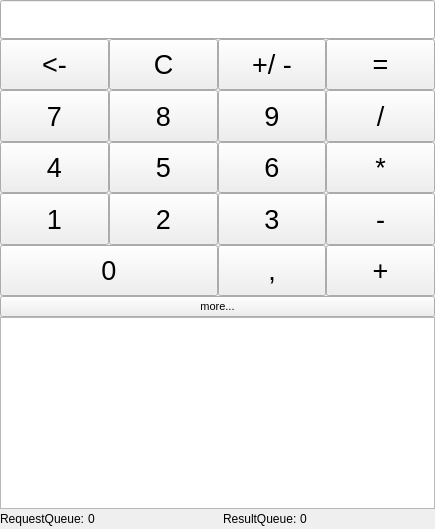
Before: the Qt Designer form stc/CalculatorForm.ui in semenovf/interview, drawn with Qt 5.
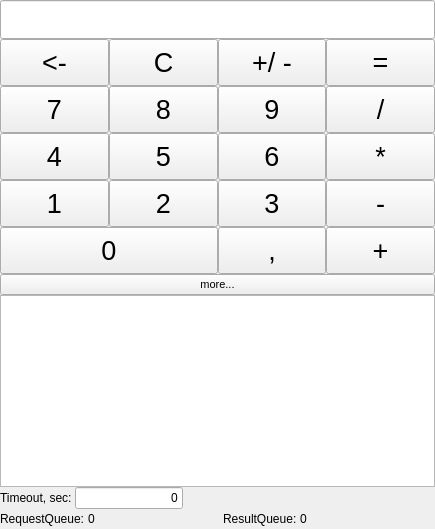
After: the same form once the commit is applied. Custom widgets are drawn as their Qt base class.

Patch:
```diff
--- a/stc/CalculatorForm.ui
+++ b/stc/CalculatorForm.ui
@@ -30,88 +30,23 @@
     <number>0</number>
    </property>
    <item>
-    <layout class="QGridLayout" name="gridLayout">
+    <widget class="QWidget" name="mainArea" native="true">
+     <layout class="QGridLayout" name="gridLayout_2">
+      <property name="leftMargin">
+       <number>0</number>
+      </property>
+      <property name="topMargin">
+       <number>0</number>
+      </property>
+      <property name="rightMargin">
+       <number>0</number>
+      </property>
+      <property name="bottomMargin">
+       <number>0</number>
+      </property>
      <property name="spacing">
       <number>0</number>
      </property>
-     <item row="1" column="1">
-      <widget class="QPushButton" name="buttonClear">
-       <property name="sizePolicy">
-        <sizepolicy hsizetype="Expanding" vsizetype="Expanding">
-         <horstretch>0</horstretch>
-         <verstretch>0</verstretch>
-        </sizepolicy>
-       </property>
-       <property name="font">
-        <font>
-         <pointsize>20</pointsize>
-        </font>
-       </property>
-       <property name="text">
-        <string>C</string>
-       </property>
-      </widget>
-     </item>
-     <item row="3" column="3">
-      <widget class="QPushButton" name="buttonMul">
-       <property name="sizePolicy">
-        <sizepolicy hsizetype="Expanding" vsizetype="Expanding">
-         <horstretch>0</horstretch>
-         <verstretch>0</verstretch>
-        </sizepolicy>
-       </property>
-       <property name="font">
-        <font>
-         <pointsize>20</pointsize>
-        </font>
-       </property>
-       <property name="text">
-        <string>*</string>
-       </property>
-      </widget>
-     </item>
-     <item row="0" column="0" colspan="4">
-      <widget class="QLineEdit" name="lineEdit">
-       <property name="sizePolicy">
-        <sizepolicy hsizetype="Expanding" vsizetype="Preferred">
-         <horstretch>0</horstretch>
-         <verstretch>0</verstretch>
-        </sizepolicy>
-       </property>
-       <property name="font">
-        <font>
-         <pointsize>20</pointsize>
-        </font>
-       </property>
-       <property name="text">
-        <string/>
-       </property>
-       <property name="alignment">
-        <set>Qt::AlignRight|Qt::AlignTrailing|Qt::AlignVCenter</set>
-       </property>
-       <property name="readOnly">
-        <bool>true</bool>
-       </property>
-      </widget>
-     </item>
-     <item row="1" column="0">
-      <widget class="QPushButton" name="buttonBackspace">
-       <property name="sizePolicy">
-        <sizepolicy hsizetype="Expanding" vsizetype="Expanding">
-         <horstretch>0</horstretch>
-         <verstretch>0</verstretch>
-        </sizepolicy>
-       </property>
-       <property name="font">
-        <font>
-         <pointsize>20</pointsize>
-        </font>
-       </property>
-       <property name="text">
-        <string>&lt;-</string>
-       </property>
-      </widget>
-     </item>
      <item row="2" column="3">
       <widget class="QPushButton" name="buttonDiv">
        <property name="sizePolicy">
@@ -130,8 +65,8 @@
        </property>
       </widget>
      </item>
-     <item row="3" column="0">
-      <widget class="QPushButton" name="button4">
+      <item row="4" column="3">
+       <widget class="QPushButton" name="buttonMinus">
        <property name="sizePolicy">
         <sizepolicy hsizetype="Expanding" vsizetype="Expanding">
          <horstretch>0</horstretch>
@@ -144,7 +79,25 @@
         </font>
        </property>
        <property name="text">
-        <string>4</string>
+         <string>-</string>
+        </property>
+       </widget>
+      </item>
+      <item row="4" column="0">
+       <widget class="QPushButton" name="button1">
+        <property name="sizePolicy">
+         <sizepolicy hsizetype="Expanding" vsizetype="Expanding">
+          <horstretch>0</horstretch>
+          <verstretch>0</verstretch>
+         </sizepolicy>
+        </property>
+        <property name="font">
+         <font>
+          <pointsize>20</pointsize>
+         </font>
+        </property>
+        <property name="text">
+         <string>1</string>
        </property>
       </widget>
      </item>
@@ -166,6 +119,24 @@
        </property>
       </widget>
      </item>
+      <item row="1" column="2">
+       <widget class="QPushButton" name="buttonSign">
+        <property name="sizePolicy">
+         <sizepolicy hsizetype="Expanding" vsizetype="Expanding">
+          <horstretch>0</horstretch>
+          <verstretch>0</verstretch>
+         </sizepolicy>
+        </property>
+        <property name="font">
+         <font>
+          <pointsize>20</pointsize>
+         </font>
+        </property>
+        <property name="text">
+         <string>+/ -</string>
+        </property>
+       </widget>
+      </item>
      <item row="2" column="1">
       <widget class="QPushButton" name="button8">
        <property name="sizePolicy">
@@ -184,6 +155,78 @@
        </property>
       </widget>
      </item>
+      <item row="1" column="0">
+       <widget class="QPushButton" name="buttonBackspace">
+        <property name="sizePolicy">
+         <sizepolicy hsizetype="Expanding" vsizetype="Expanding">
+          <horstretch>0</horstretch>
+          <verstretch>0</verstretch>
+         </sizepolicy>
+        </property>
+        <property name="font">
+         <font>
+          <pointsize>20</pointsize>
+         </font>
+        </property>
+        <property name="text">
+         <string>&lt;-</string>
+        </property>
+       </widget>
+      </item>
+      <item row="1" column="3">
+       <widget class="QPushButton" name="buttonEval">
+        <property name="sizePolicy">
+         <sizepolicy hsizetype="Expanding" vsizetype="Expanding">
+          <horstretch>0</horstretch>
+          <verstretch>0</verstretch>
+         </sizepolicy>
+        </property>
+        <property name="font">
+         <font>
+          <pointsize>20</pointsize>
+         </font>
+        </property>
+        <property name="text">
+         <string>=</string>
+        </property>
+       </widget>
+      </item>
+      <item row="1" column="1">
+       <widget class="QPushButton" name="buttonClear">
+        <property name="sizePolicy">
+         <sizepolicy hsizetype="Expanding" vsizetype="Expanding">
+          <horstretch>0</horstretch>
+          <verstretch>0</verstretch>
+         </sizepolicy>
+        </property>
+        <property name="font">
+         <font>
+          <pointsize>20</pointsize>
+         </font>
+        </property>
+        <property name="text">
+         <string>C</string>
+        </property>
+       </widget>
+      </item>
+      <item row="4" column="2">
+       <widget class="QPushButton" name="button3">
+        <property name="sizePolicy">
+         <sizepolicy hsizetype="Expanding" vsizetype="Expanding">
+          <horstretch>0</horstretch>
+          <verstretch>0</verstretch>
+         </sizepolicy>
+        </property>
+        <property name="font">
+         <font>
+          <pointsize>20</pointsize>
+         </font>
+        </property>
+        <property name="text">
+         <string>3</string>
+        </property>
+       </widget>
+      </item>
      <item row="3" column="1">
       <widget class="QPushButton" name="button5">
        <property name="sizePolicy">
@@ -202,24 +245,6 @@
        </property>
       </widget>
      </item>
-     <item row="2" column="2">
-      <widget class="QPushButton" name="button9">
-       <property name="sizePolicy">
-        <sizepolicy hsizetype="Expanding" vsizetype="Expanding">
-         <horstretch>0</horstretch>
-         <verstretch>0</verstretch>
-        </sizepolicy>
-       </property>
-       <property name="font">
-        <font>
-         <pointsize>20</pointsize>
-        </font>
-       </property>
-       <property name="text">
-        <string>9</string>
-       </property>
-      </widget>
-     </item>
      <item row="3" column="2">
       <widget class="QPushButton" name="button6">
        <property name="sizePolicy">
@@ -238,8 +263,8 @@
        </property>
       </widget>
      </item>
-     <item row="4" column="2">
-      <widget class="QPushButton" name="button3">
+      <item row="3" column="0">
+       <widget class="QPushButton" name="button4">
        <property name="sizePolicy">
         <sizepolicy hsizetype="Expanding" vsizetype="Expanding">
          <horstretch>0</horstretch>
@@ -252,12 +277,12 @@
         </font>
        </property>
        <property name="text">
-        <string>3</string>
+         <string>4</string>
        </property>
       </widget>
      </item>
-     <item row="4" column="0">
-      <widget class="QPushButton" name="button1">
+      <item row="2" column="2">
+       <widget class="QPushButton" name="button9">
        <property name="sizePolicy">
         <sizepolicy hsizetype="Expanding" vsizetype="Expanding">
          <horstretch>0</horstretch>
@@ -270,7 +295,25 @@
         </font>
        </property>
        <property name="text">
-        <string>1</string>
+         <string>9</string>
+        </property>
+       </widget>
+      </item>
+      <item row="3" column="3">
+       <widget class="QPushButton" name="buttonMul">
+        <property name="sizePolicy">
+         <sizepolicy hsizetype="Expanding" vsizetype="Expanding">
+          <horstretch>0</horstretch>
+          <verstretch>0</verstretch>
+         </sizepolicy>
+        </property>
+        <property name="font">
+         <font>
+          <pointsize>20</pointsize>
+         </font>
+        </property>
+        <property name="text">
+         <string>*</string>
        </property>
       </widget>
      </item>
@@ -292,7 +335,106 @@
        </property>
       </widget>
      </item>
-     <item row="8" column="0" colspan="4">
+      <item row="5" column="2">
+       <widget class="QPushButton" name="buttonDecPoint">
+        <property name="sizePolicy">
+         <sizepolicy hsizetype="Expanding" vsizetype="Expanding">
+          <horstretch>0</horstretch>
+          <verstretch>0</verstretch>
+         </sizepolicy>
+        </property>
+        <property name="font">
+         <font>
+          <pointsize>20</pointsize>
+         </font>
+        </property>
+        <property name="text">
+         <string>,</string>
+        </property>
+       </widget>
+      </item>
+      <item row="5" column="0" colspan="2">
+       <widget class="QPushButton" name="button0">
+        <property name="sizePolicy">
+         <sizepolicy hsizetype="Expanding" vsizetype="Expanding">
+          <horstretch>0</horstretch>
+          <verstretch>0</verstretch>
+         </sizepolicy>
+        </property>
+        <property name="font">
+         <font>
+          <pointsize>20</pointsize>
+         </font>
+        </property>
+        <property name="text">
+         <string>0</string>
+        </property>
+       </widget>
+      </item>
+      <item row="5" column="3">
+       <widget class="QPushButton" name="buttonPlus">
+        <property name="sizePolicy">
+         <sizepolicy hsizetype="Expanding" vsizetype="Expanding">
+          <horstretch>0</horstretch>
+          <verstretch>0</verstretch>
+         </sizepolicy>
+        </property>
+        <property name="font">
+         <font>
+          <pointsize>20</pointsize>
+         </font>
+        </property>
+        <property name="text">
+         <string>+</string>
+        </property>
+       </widget>
+      </item>
+      <item row="6" column="0" colspan="4">
+       <widget class="QPushButton" name="buttonMore">
+        <property name="sizePolicy">
+         <sizepolicy hsizetype="Minimum" vsizetype="Minimum">
+          <horstretch>0</horstretch>
+          <verstretch>0</verstretch>
+         </sizepolicy>
+        </property>
+        <property name="font">
+         <font>
+          <pointsize>8</pointsize>
+         </font>
+        </property>
+        <property name="text">
+         <string>more...</string>
+        </property>
+       </widget>
+      </item>
+      <item row="0" column="0" colspan="4">
+       <widget class="QLineEdit" name="lineEdit">
+        <property name="sizePolicy">
+         <sizepolicy hsizetype="Expanding" vsizetype="Preferred">
+          <horstretch>0</horstretch>
+          <verstretch>0</verstretch>
+         </sizepolicy>
+        </property>
+        <property name="font">
+         <font>
+          <pointsize>20</pointsize>
+         </font>
+        </property>
+        <property name="text">
+         <string/>
+        </property>
+        <property name="alignment">
+         <set>Qt::AlignRight|Qt::AlignTrailing|Qt::AlignVCenter</set>
+        </property>
+        <property name="readOnly">
+         <bool>true</bool>
+        </property>
+       </widget>
+      </item>
+     </layout>
+    </widget>
+   </item>
+   <item>
       <widget class="QWidget" name="extraArea" native="true">
        <property name="sizePolicy">
         <sizepolicy hsizetype="Preferred" vsizetype="Fixed">
@@ -337,6 +479,49 @@
           </property>
          </widget>
         </item>
+      <item>
+       <layout class="QHBoxLayout" name="horizontalLayout_2">
+        <item>
+         <widget class="QLabel" name="timeoutLabel">
+          <property name="text">
+           <string>Timeout, sec: </string>
+          </property>
+         </widget>
+        </item>
+        <item>
+         <widget class="QLineEdit" name="timeoutEdit">
+          <property name="sizePolicy">
+           <sizepolicy hsizetype="Preferred" vsizetype="Fixed">
+            <horstretch>0</horstretch>
+            <verstretch>0</verstretch>
+           </sizepolicy>
+          </property>
+          <property name="inputMask">
+           <string/>
+          </property>
+          <property name="text">
+           <string>0</string>
+          </property>
+          <property name="alignment">
+           <set>Qt::AlignRight|Qt::AlignTrailing|Qt::AlignVCenter</set>
+          </property>
+         </widget>
+        </item>
+        <item>
+         <spacer name="horizontalSpacer_3">
+          <property name="orientation">
+           <enum>Qt::Horizontal</enum>
+          </property>
+          <property name="sizeHint" stdset="0">
+           <size>
+            <width>40</width>
+            <height>20</height>
+           </size>
+          </property>
+         </spacer>
+        </item>
+       </layout>
+      </item>
         <item>
          <layout class="QHBoxLayout" name="horizontalLayout">
           <item>
@@ -398,134 +583,6 @@
        </layout>
       </widget>
      </item>
-     <item row="7" column="0" colspan="4">
-      <widget class="QPushButton" name="buttonMore">
-       <property name="sizePolicy">
-        <sizepolicy hsizetype="Minimum" vsizetype="Minimum">
-         <horstretch>0</horstretch>
-         <verstretch>0</verstretch>
-        </sizepolicy>
-       </property>
-       <property name="font">
-        <font>
-         <pointsize>8</pointsize>
-        </font>
-       </property>
-       <property name="text">
-        <string>more...</string>
-       </property>
-      </widget>
-     </item>
-     <item row="4" column="3">
-      <widget class="QPushButton" name="buttonMinus">
-       <property name="sizePolicy">
-        <sizepolicy hsizetype="Expanding" vsizetype="Expanding">
-         <horstretch>0</horstretch>
-         <verstretch>0</verstretch>
-        </sizepolicy>
-       </property>
-       <property name="font">
-        <font>
-         <pointsize>20</pointsize>
-        </font>
-       </property>
-       <property name="text">
-        <string>-</string>
-       </property>
-      </widget>
-     </item>
-     <item row="5" column="3">
-      <widget class="QPushButton" name="buttonPlus">
-       <property name="sizePolicy">
-        <sizepolicy hsizetype="Expanding" vsizetype="Expanding">
-         <horstretch>0</horstretch>
-         <verstretch>0</verstretch>
-        </sizepolicy>
-       </property>
-       <property name="font">
-        <font>
-         <pointsize>20</pointsize>
-        </font>
-       </property>
-       <property name="text">
-        <string>+</string>
-       </property>
-      </widget>
-     </item>
-     <item row="5" column="0" colspan="2">
-      <widget class="QPushButton" name="button0">
-       <property name="sizePolicy">
-        <sizepolicy hsizetype="Expanding" vsizetype="Expanding">
-         <horstretch>0</horstretch>
-         <verstretch>0</verstretch>
-        </sizepolicy>
-       </property>
-       <property name="font">
-        <font>
-         <pointsize>20</pointsize>
-        </font>
-       </property>
-       <property name="text">
-        <string>0</string>
-       </property>
-      </widget>
-     </item>
-     <item row="5" column="2">
-      <widget class="QPushButton" name="buttonDecPoint">
-       <property name="sizePolicy">
-        <sizepolicy hsizetype="Expanding" vsizetype="Expanding">
-         <horstretch>0</horstretch>
-         <verstretch>0</verstretch>
-        </sizepolicy>
-       </property>
-       <property name="font">
-        <font>
-         <pointsize>20</pointsize>
-        </font>
-       </property>
-       <property name="text">
-        <string>,</string>
-       </property>
-      </widget>
-     </item>
-     <item row="1" column="3">
-      <widget class="QPushButton" name="buttonEval">
-       <property name="sizePolicy">
-        <sizepolicy hsizetype="Expanding" vsizetype="Expanding">
-         <horstretch>0</horstretch>
-         <verstretch>0</verstretch>
-        </sizepolicy>
-       </property>
-       <property name="font">
-        <font>
-         <pointsize>20</pointsize>
-        </font>
-       </property>
-       <property name="text">
-        <string>=</string>
-       </property>
-      </widget>
-     </item>
-     <item row="1" column="2">
-      <widget class="QPushButton" name="buttonSign">
-       <property name="sizePolicy">
-        <sizepolicy hsizetype="Expanding" vsizetype="Expanding">
-         <horstretch>0</horstretch>
-         <verstretch>0</verstretch>
-        </sizepolicy>
-       </property>
-       <property name="font">
-        <font>
-         <pointsize>20</pointsize>
-        </font>
-       </property>
-       <property name="text">
-        <string>+/ -</string>
-       </property>
-      </widget>
-     </item>
-    </layout>
-   </item>
   </layout>
  </widget>
  <customwidgets>
```
Left out of the diff: 4 changed lines with no effect on the pictures. Lines whose indentation alone changed are shown as unchanged.
